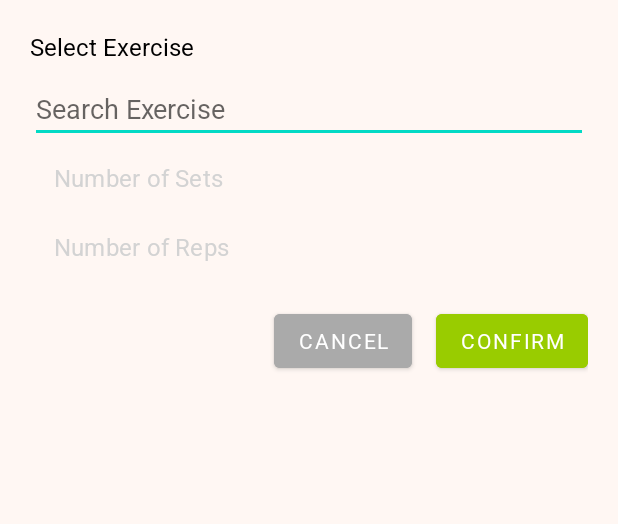
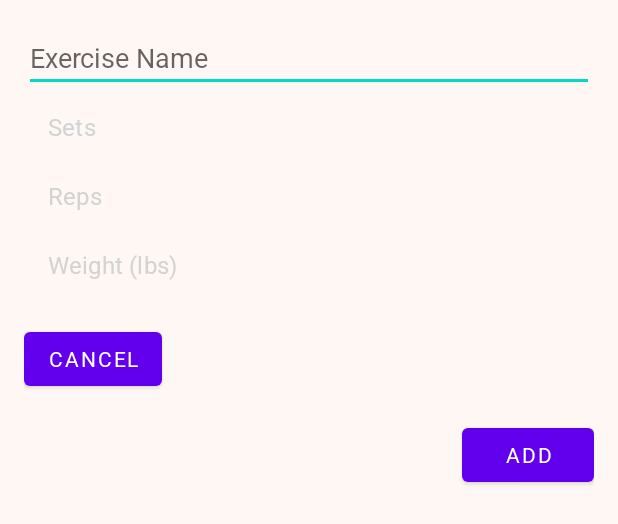
Before and after one commit to RLowry2/Calorie-Counter, an Android app: the layout dialog_add_exercise.xml on its own in the app's theme, with its tools: preview values and no code run, on a phone screen of 412 x 824 dp. Shown: the top 524 px of the screen. Run offline under Robolectric (Android 15) with nearby library versions, the phone set to English and light mode, and no system bars.

Commit message:
Added weight option

```diff
--- a/app/src/main/res/layout/dialog_add_exercise.xml
+++ b/app/src/main/res/layout/dialog_add_exercise.xml
@@ -1,71 +1,53 @@
 <?xml version="1.0" encoding="utf-8"?>
 <LinearLayout
     xmlns:android="http://schemas.android.com/apk/res/android"
-    android:padding="20dp"
     android:layout_width="match_parent"
     android:layout_height="wrap_content"
-    android:orientation="vertical">
+    android:orientation="vertical"
+    android:padding="16dp">
 
-    <!-- Exercise Name Dropdown -->
-    <TextView
-        android:layout_width="match_parent"
-        android:layout_height="wrap_content"
-        android:text="Select Exercise"
-        android:textSize="16sp"
-        android:paddingBottom="8dp" />
-
-    <!-- AutoCompleteTextView for searching exercises -->
     <AutoCompleteTextView
         android:id="@+id/exercise_name_autocomplete"
         android:layout_width="match_parent"
         android:layout_height="wrap_content"
-        android:hint="Search Exercise"
-        android:inputType="text"
-        android:completionThreshold="1" />
+        android:hint="Exercise Name"
+        android:inputType="text" />
 
-    <!-- Number of Sets -->
     <EditText
         android:id="@+id/setsInput"
         android:layout_width="match_parent"
         android:layout_height="wrap_content"
-        android:hint="Number of Sets"
+        android:hint="Sets"
         android:inputType="number" />
 
-    <!-- Number of Reps -->
     <EditText
         android:id="@+id/repsInput"
         android:layout_width="match_parent"
         android:layout_height="wrap_content"
-        android:hint="Number of Reps"
+        android:hint="Reps"
         android:inputType="number" />
 
-
-    <!-- Action Buttons -->
-    <LinearLayout
+    <EditText
+        android:id="@+id/weightInput"
         android:layout_width="match_parent"
         android:layout_height="wrap_content"
-        android:orientation="horizontal"
-        android:gravity="end"
-        android:paddingTop="16dp">
+        android:hint="Weight (lbs)"
+        android:inputType="numberDecimal" />
 
     <Button
         android:id="@+id/cancelButton"
         android:layout_width="wrap_content"
         android:layout_height="wrap_content"
         android:text="Cancel"
-            android:backgroundTint="@android:color/darker_gray"
-            android:textColor="@android:color/white" />
-
-        <Space
-            android:layout_width="16dp"
-            android:layout_height="wrap_content" />
+        android:layout_gravity="start"
+        android:layout_marginTop="16dp"/>
 
     <Button
         android:id="@+id/confirmButton"
         android:layout_width="wrap_content"
         android:layout_height="wrap_content"
-            android:text="Confirm"
-            android:backgroundTint="@android:color/holo_green_light"
-            android:textColor="@android:color/white" />
+        android:text="Add"
+        android:layout_gravity="end"
+        android:layout_marginTop="16dp"/>
+
 </LinearLayout>
-</LinearLayout>
--- a/app/src/main/res/values/strings.xml
+++ b/app/src/main/res/values/strings.xml
@@ -1,3 +1,8 @@
 <resources>
     <string name="app_name">Calorie Counter</string>
+
+    <string-array name="weight_units">
+        <item>lbs</item>
+        <item>kg</item>
+    </string-array>
 </resources>
```
Also changed, not shown: app/src/main/java/com/example/caloriecounter/ExerciseActivity.java (+11 -7 lines), app/src/main/java/com/example/caloriecounter/ExerciseAdapter.java (+84 -28 lines), app/src/main/res/layout/activity_exercises.xml (+11 -0 lines), app/src/main/res/layout/item_exercise.xml (+15 -16 lines). Lines whose indentation alone changed are shown as unchanged.
